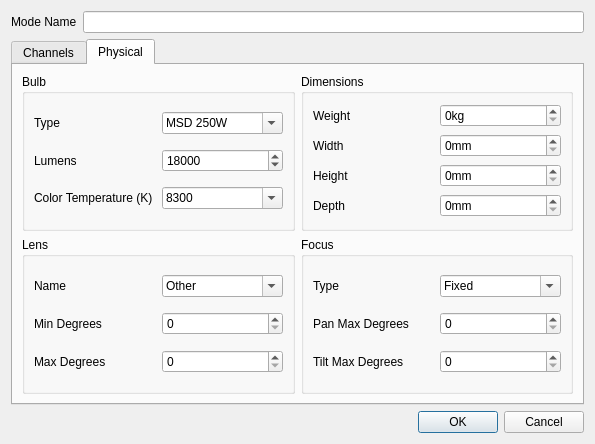
First picture: the form in fixtureeditor/editmode.ui, repository Andersbakken/qlc, before the edit.
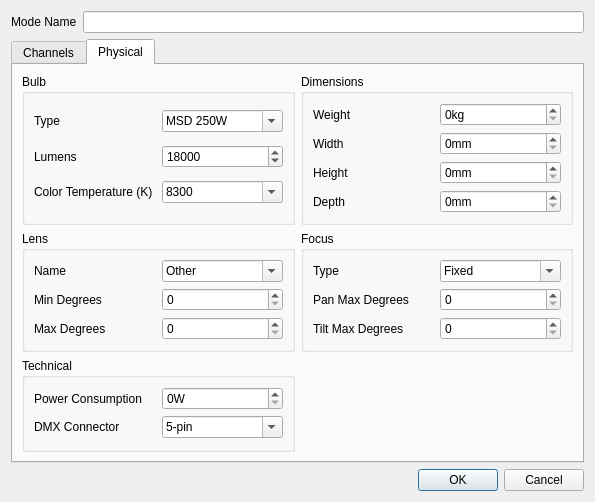
Second picture: the form after the edit. The open tabs and pages were chosen to show the change. Icons and pictures are not drawn.

Commit message: Applied dawnbreak's extended fixture information patch with some modifications (dmxConnector is QString instead of int, categorized information in Fixture Manager...)

```diff
--- a/fixtureeditor/editmode.ui
+++ b/fixtureeditor/editmode.ui
@@ -1,12 +1,12 @@
 <ui version="4.0" >
  <class>EditMode</class>
- <widget class="QDialog" name="EditMode" >
-  <property name="geometry" >
+ <widget class="QDialog" name="EditMode">
+  <property name="geometry">
    <rect>
     <x>0</x>
     <y>0</y>
     <width>595</width>
-    <height>444</height>
+    <height>465</height>
    </rect>
   </property>
   <property name="windowTitle" >
@@ -743,6 +743,75 @@
          </layout>
         </widget>
        </item>
+       <item row="2" column="0">
+        <widget class="QGroupBox" name="groupBox_5">
+         <property name="title">
+          <string>Technical</string>
+         </property>
+         <layout class="QVBoxLayout" name="verticalLayout">
+          <item>
+           <layout class="QHBoxLayout">
+            <item>
+             <widget class="QLabel" name="m_powerConsumptionLabel">
+              <property name="text">
+               <string>Power Consumption</string>
+              </property>
+             </widget>
+            </item>
+            <item>
+             <widget class="QSpinBox" name="m_powerConsumptionSpin">
+              <property name="accelerated">
+               <bool>true</bool>
+              </property>
+              <property name="suffix">
+               <string>W</string>
+              </property>
+              <property name="maximum">
+               <number>999</number>
+              </property>
+             </widget>
+            </item>
+           </layout>
+          </item>
+          <item>
+           <layout class="QHBoxLayout" name="horizontalLayout">
+            <item>
+             <widget class="QLabel" name="m_dmxConnectorLabel">
+              <property name="text">
+               <string>DMX Connector</string>
+              </property>
+             </widget>
+            </item>
+            <item>
+             <widget class="QComboBox" name="m_dmxConnectorCombo">
+              <property name="editable">
+               <bool>true</bool>
+              </property>
+              <property name="currentIndex">
+               <number>0</number>
+              </property>
+              <item>
+               <property name="text">
+                <string>5-pin</string>
+               </property>
+              </item>
+              <item>
+               <property name="text">
+                <string>3-pin</string>
+               </property>
+              </item>
+              <item>
+               <property name="text">
+                <string>3-pin and 5-pin</string>
+               </property>
+              </item>
+             </widget>
+            </item>
+           </layout>
+          </item>
+         </layout>
+        </widget>
+       </item>
       </layout>
      </widget>
     </widget>
```
Left out of the diff: 409 changed lines with no effect on the pictures. The commit also changes 6 other files.
